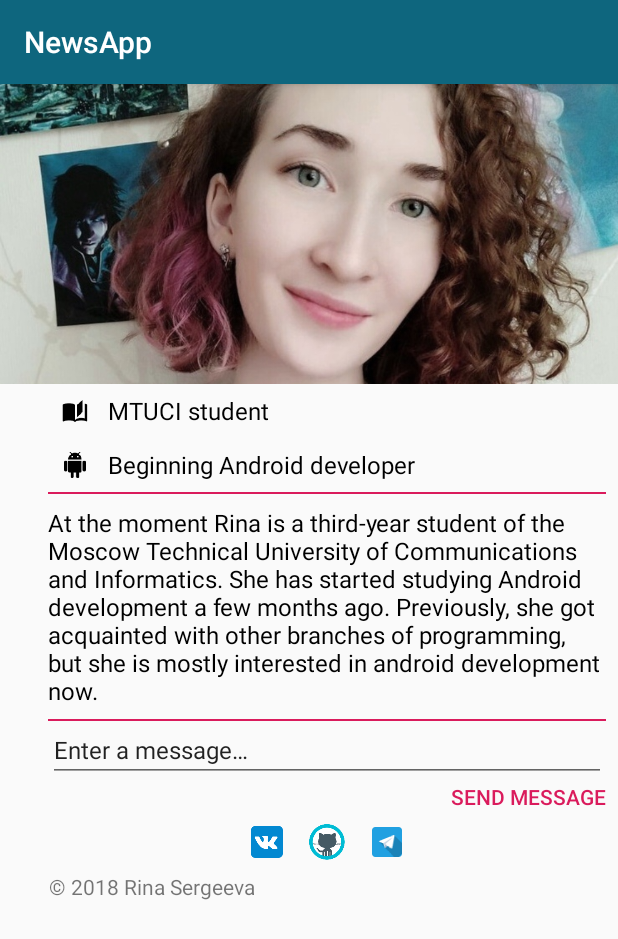
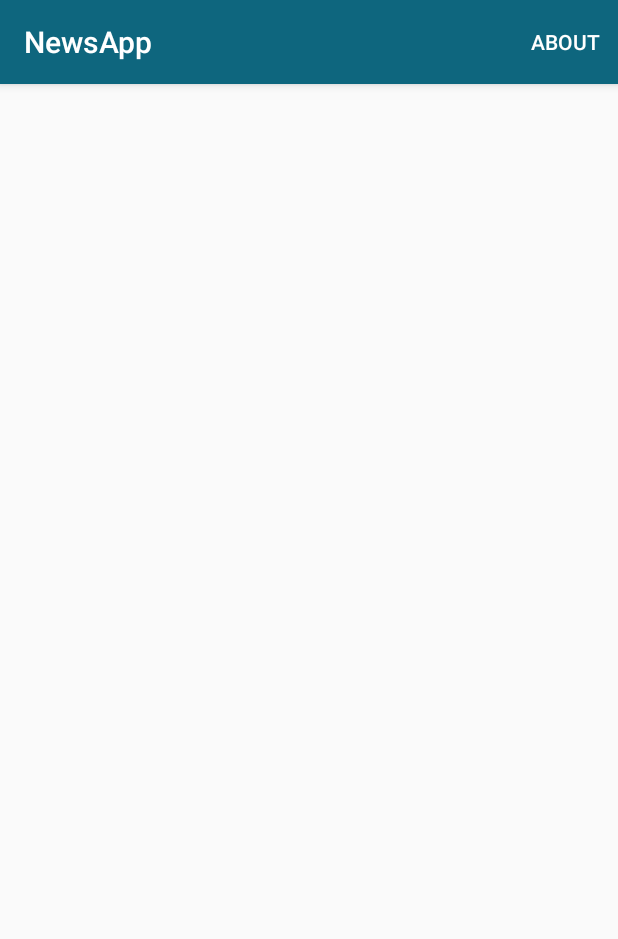
Before and after one commit to RinaBrisk/AndroidAcademy, an Android app: the screen it shows after launch (MainActivity before the commit, NewsListActivity after it), on a phone screen of 412 x 824 dp. Shown: the top 939 px of the screen. Run offline under Robolectric (Android 15) with nearby library versions, the phone set to English and light mode, and no system bars.

Commit message:
Добавлено меню с полем About

```diff
--- a/app/src/main/java/ru/androidacademy/msk/NewsApp/MainActivity.java
+++ b/app/src/main/java/ru/androidacademy/msk/NewsApp/AboutActivity.java
@@ -12,7 +12,7 @@ import android.widget.LinearLayout;
 import android.widget.TextView;
 import android.widget.Toast;
 
-public class MainActivity extends AppCompatActivity {
+public class AboutActivity extends AppCompatActivity {
 
     private static final String VK_URL = "https://vk.com/sergeeva_rina7";
     private static final String GIT_URL = "https://github.com/RinaBrisk";
@@ -22,7 +22,7 @@ public class MainActivity extends AppCompatActivity {
     @Override
     protected void onCreate(Bundle savedInstanceState) {
         super.onCreate(savedInstanceState);
-        setContentView(R.layout.activity_main);
+        setContentView(R.layout.activity_about);
 
         Button btn_vk = findViewById(R.id.btn_vk);
         btn_vk.setOnClickListener(new View.OnClickListener() {
--- /dev/null
+++ b/app/src/main/java/ru/androidacademy/msk/NewsApp/NewsListActivity.java
@@ -0,0 +1,36 @@
+package ru.androidacademy.msk.NewsApp;
+
+import android.app.Activity;
+import android.content.Intent;
+import android.os.Bundle;
+import android.support.annotation.NonNull;
+import android.support.annotation.Nullable;
+import android.support.v7.app.AppCompatActivity;
+import android.view.Menu;
+import android.view.MenuItem;
+
+public class NewsListActivity extends AppCompatActivity{
+
+    @Override
+    public void onCreate(@Nullable Bundle savedInstanceState) {
+        super.onCreate(savedInstanceState);
+        setContentView(R.layout.activity_news_list);
+    }
+
+    @Override
+    public boolean onCreateOptionsMenu(@NonNull Menu menu) {
+        getMenuInflater().inflate(R.menu.menu_list, menu);
+        return true;
+    }
+
+    @Override
+    public boolean onOptionsItemSelected(@NonNull MenuItem item) {
+        switch (item.getItemId()) {
+            case R.id.action_about:
+                startActivity(new Intent(this, AboutActivity.class));
+                return true;
+            default:
+                return super.onOptionsItemSelected(item);
+        }
+    }
+}
--- /dev/null
+++ b/app/src/main/res/layout/activity_news_list.xml
@@ -0,0 +1,7 @@
+<?xml version="1.0" encoding="utf-8"?>
+
+<TextView xmlns:android="http://schemas.android.com/apk/res/android"
+    xmlns:tools="http://schemas.android.com/tools"
+    android:id="@+id/list"
+    android:layout_width="match_parent"
+    android:layout_height="match_parent"/>
--- /dev/null
+++ b/app/src/main/res/menu/menu_list.xml
@@ -0,0 +1,9 @@
+<?xml version="1.0" encoding="utf-8"?>
+
+<menu xmlns:android="http://schemas.android.com/apk/res/android"
+    xmlns:app="http://schemas.android.com/apk/res-auto">
+    <item
+        android:id="@+id/action_about"
+        android:title="@string/about"
+        app:showAsAction="ifRoom" />
+</menu>
--- a/app/src/main/res/values/strings.xml
+++ b/app/src/main/res/values/strings.xml
@@ -12,4 +12,5 @@
     <string name="address">rina_sergeeva@bk.ru</string>
     <string name="chooser">Email apps</string>
     <string name="toast">Choose app…</string>
+    <string name="about">About</string>
 </resources>
```
Also changed, not shown: app/src/main/AndroidManifest.xml (+4 -3 lines), app/src/main/res/layout-land/activity_about.xml (renamed from app/src/main/res/layout-land/activity_main.xml), app/src/main/res/layout-sw600dp-land/activity_about.xml (renamed from app/src/main/res/layout-sw600dp-land/activity_main.xml), app/src/main/res/layout-sw600dp/activity_about.xml (renamed from app/src/main/res/layout-sw600dp/activity_main.xml), app/src/main/res/layout/activity_about.xml (renamed from app/src/main/res/layout/activity_main.xml), 1 other file.
